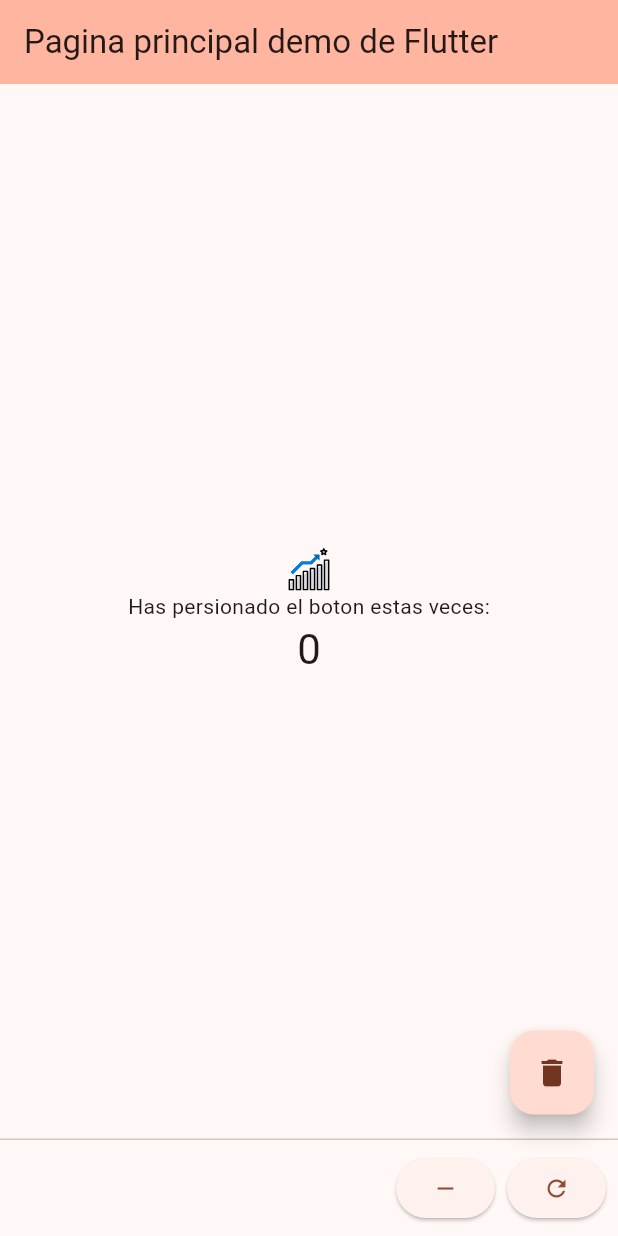
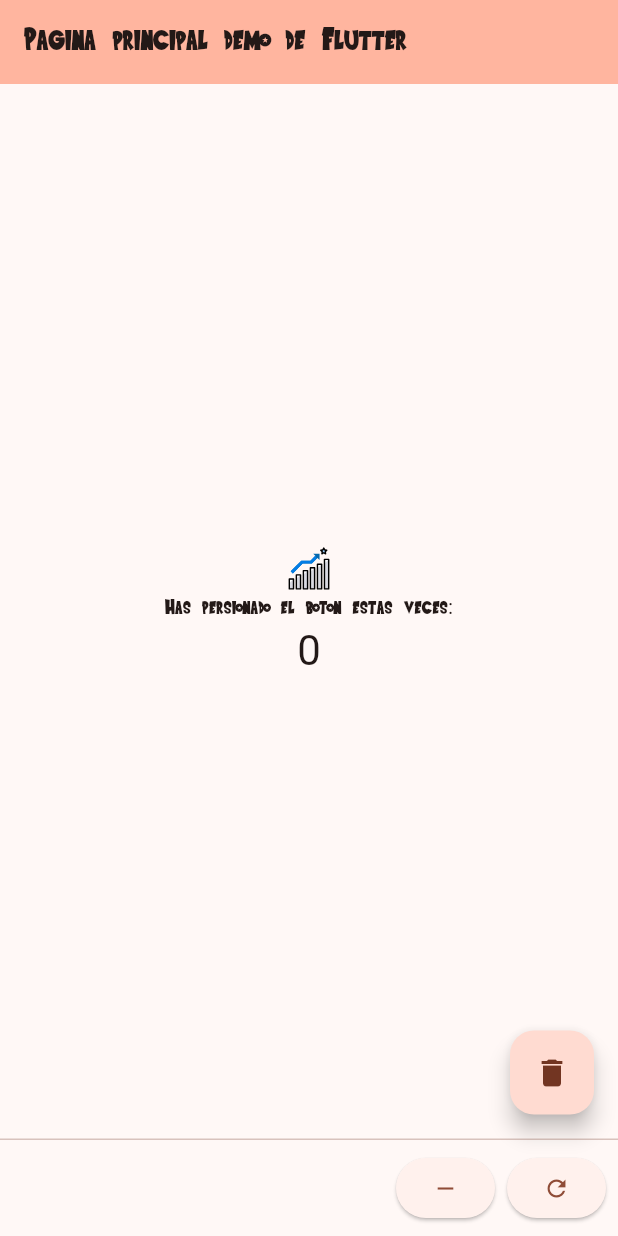
Before and after one commit to Kmilop21/3479A321_2022479009, a Flutter app: the screen it shows after launch, on a phone screen of 412 x 824 dp. Run offline on Flutter 3.47's test engine with Material 3 defaults, Android fonts, the light colour scheme and no system bars; our stand-ins replace flutter_svg.

Commit message:
fuente implementada

```diff
--- a/lib/main.dart
+++ b/lib/main.dart
@@ -14,6 +14,7 @@
     return MaterialApp(
       title: 'Flutter Demo',
       theme: ThemeData(
+        fontFamily: 'SaiyanSans',
         // This is the theme of your application.
         //
         // TRY THIS: Try running your application with "flutter run". You'll see
```
Also changed, not shown: pubspec.yaml (+5 -4 lines), assets/fonts/Saiyan-Sans.ttf (renamed from fonts/Saiyan-Sans.ttf).
